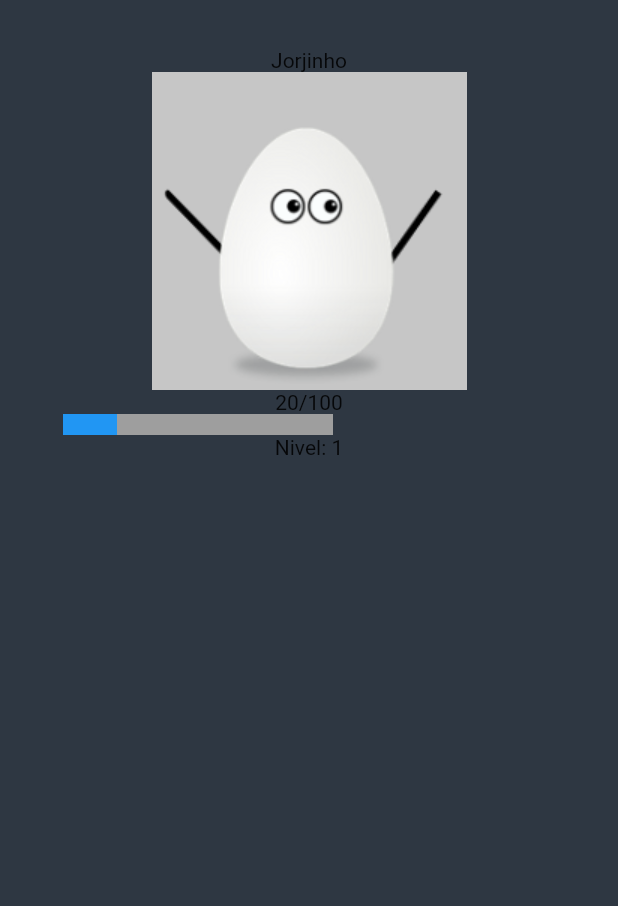
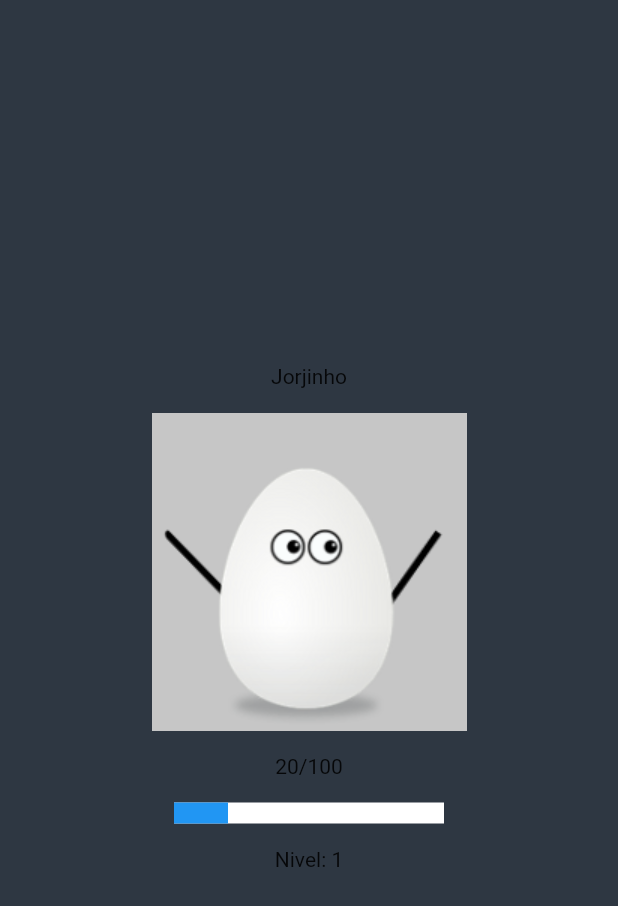
Before and after one commit to SauloMFreitas/LDDM-Projeto, a Flutter app: the Pet screen opened directly, on a phone screen of 412 x 824 dp. Shown: the top 906 px of the screen. Run offline on Flutter 3.47's test engine with Material 2 defaults, Android fonts, the phone set to English and light mode, and no system bars; drawn by our look-alikes of percent_indicator; our stand-ins replace table_calendar.

Commit message:
pet-centralized

```diff
--- a/Myplanner/lib/Pet.dart
+++ b/Myplanner/lib/Pet.dart
@@ -3,27 +3,23 @@ import 'package:percent_indicator/percent_indicator.dart';
 import 'dart:math';
 
 class Pet extends StatefulWidget {
-
   final int? xpAtual;
-  Pet({this.xpAtual});
+  const Pet({this.xpAtual});
 
   @override
+  // ignore: library_private_types_in_public_api
   _Pet createState() => _Pet();
 }
 
-
 class _Pet extends State<Pet> {
-
   int _nivelAtual = 0;
 
   TextEditingController _texto = TextEditingController();
 
   void _updateNivel() {
-
     if (widget.xpAtual != null && widget.xpAtual! >= 0) {
       _nivelAtual = (widget.xpAtual! / 100).floor();
     }
-
   }
 
   double _getPercent() {
@@ -41,29 +37,40 @@ class _Pet extends State<Pet> {
   Widget build(BuildContext context) {
     _updateNivel();
     return Scaffold(
-      body: Container(
-        padding: EdgeInsets.all(32),
-        child: Column(
+      body: Column(
+        mainAxisAlignment: MainAxisAlignment.center,
         children: <Widget>[
+          Column(
+            mainAxisAlignment: MainAxisAlignment.center,
+            children: <Widget>[
+              const Text("Jorjinho"),
+              const SizedBox(height: 16),
 
-            Text("Jorjinho"),
+              Image.asset('images/Pet_$_nivelAtual.png'),
+              const SizedBox(height: 16),
 
-            Image.asset('images/Pet_${_nivelAtual}.png'),
+              Text('${widget.xpAtual! % 100}/100'),
+              const SizedBox(height: 16),
 
-            Text('${widget.xpAtual!%100}/100'),
-
+              Row(
+                mainAxisAlignment: MainAxisAlignment.center,
+                children: [
                   LinearPercentIndicator(
                     width: 200.0,
                     lineHeight: 14.0,
                     percent: _getPercent(),
-                backgroundColor: Colors.grey,
+                    backgroundColor: Colors.white,
                     progressColor: Colors.blue,
                   ),
+                ],
+              ),
+              const SizedBox(height: 16),
 
-            Text('Nivel: ${_nivelAtual}')
+              Text('Nivel: $_nivelAtual'),
 
             ],
-        ),
+          )
+        ],
       ),
     );
   }
```
Lines whose indentation alone changed are shown as unchanged.
